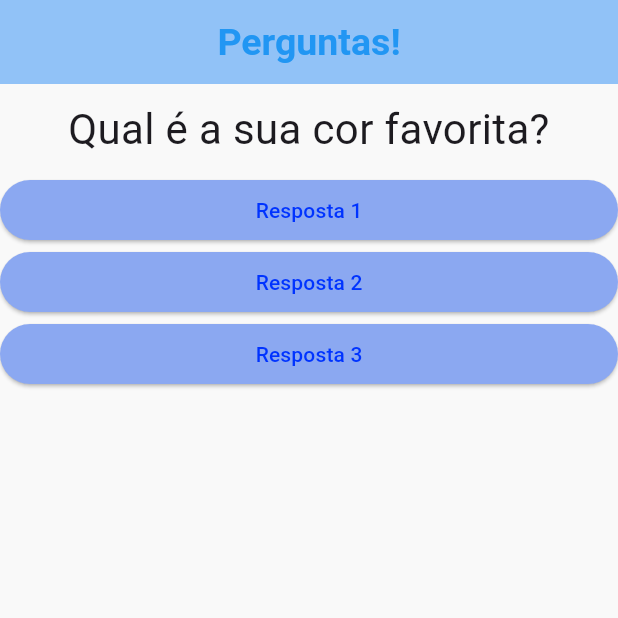
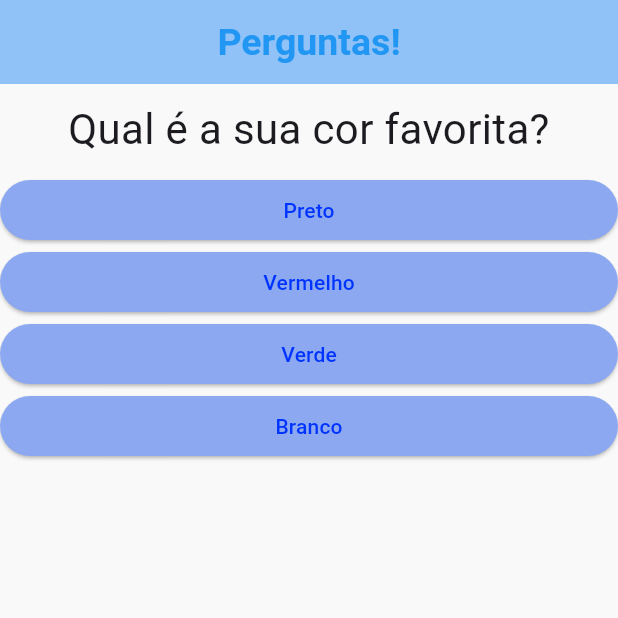
Before and after one commit to Gabriel-Vs20/Aplicativo_Perguntas_Flutter, a Flutter app: the screen it shows after launch, on a phone screen of 412 x 824 dp, the top half of it. Run offline on Flutter 3.47's test engine with Material 3 defaults, Android fonts, the phone set to English and light mode, and no system bars.

Commit message:
Criando uma lista de widgets, onde será armazenado todas as respostas para o usuário selecionar, conforme o contador for incrementado.

```diff
--- a/lib/main.dart
+++ b/lib/main.dart
@@ -8,6 +8,7 @@ main (){
 }
 
 class _PerguntaAppState extends State <PerguntaApp>{
+
 
   var perguntasSelecionadas = 0;
 
@@ -26,12 +27,23 @@ class _PerguntaAppState extends State <PerguntaApp>{
   @override
   Widget build(BuildContext context){
 
-   List<String> perguntas = [
-      'Qual é a sua cor favorita?',
-      'Qual o seu animal favorito?'
+   final perguntas = [
+    {
+        'texto' : 'Qual é a sua cor favorita?',
+        'resposta' : ['Preto', 'Vermelho', 'Verde', 'Branco'],
+    },
+    {
+      'texto' : 'Qual o seu animal favorito?',
+      'resposta' : ['Coelho', 'Cobra', 'Elefante', 'Leão'],
+    }
 
     ];
+    List <String> respostas = perguntas[perguntasSelecionadas].cast() ['resposta'];
+    List <Widget> widgets = [];
 
+    for (String textoResp in respostas){
+    widgets.add (Respostas (textoResp, responder));
+    }
       return MaterialApp(
 
       home: Scaffold(
@@ -45,10 +57,9 @@ class _PerguntaAppState extends State <PerguntaApp>{
         ),
         body: Column(
           children: <Widget> [
-            Questao(perguntas[perguntasSelecionadas]),
-            Respostas(respostas, responder),
-            Respostas(respostasDois, responder),
-            Respostas(respostasTres, responder),
+            Questao(perguntas[perguntasSelecionadas]['texto'].toString()),
+            ...widgets,
+            //... pega todos os elementos da lista;
           ],
 
 
```
